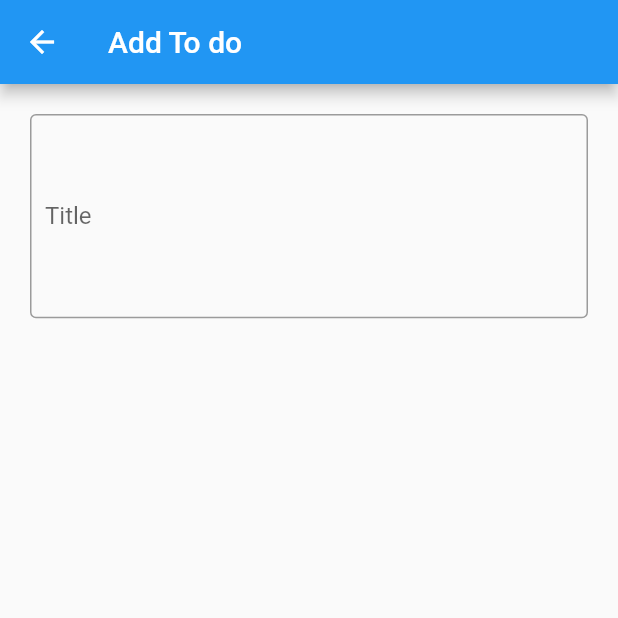
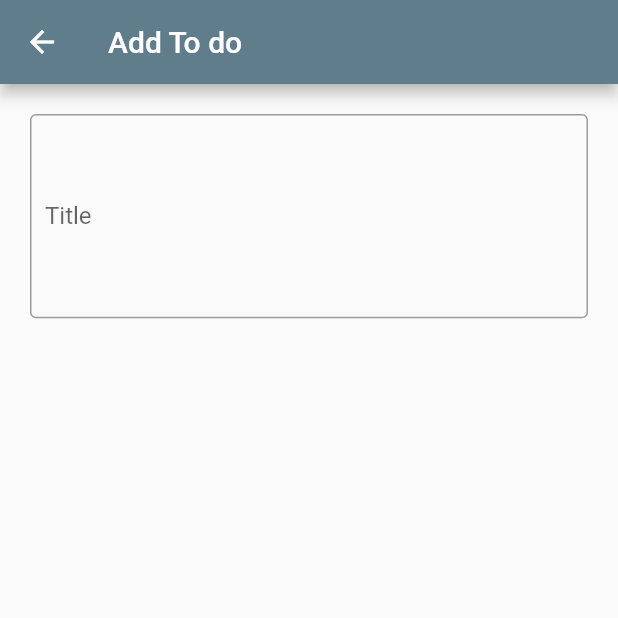
Before and after one commit to MarkRywell/semi_finals, a Flutter app: the screen it shows after launch, after a tap on the "add task" icon, on a phone screen of 412 x 824 dp, the top half of it. Run offline on Flutter 3.47's test engine with Material 2 defaults, Android fonts, the phone set to English and light mode, and no system bars; network calls fail.

Commit message:
Updated UI

```diff
--- a/lib/main.dart
+++ b/lib/main.dart
@@ -3,8 +3,11 @@ import 'package:semi_finals/views/home_page.dart';
 
 void main() {
   runApp(
-      const MaterialApp(
+      MaterialApp(
         debugShowCheckedModeBanner: false,
-        home: HomePage()
+        theme: ThemeData(
+            primarySwatch: Colors.blueGrey
+        ),
+        home: const HomePage(),
       ));
 }
```
Also changed, not shown: lib/models/todo.dart (+0 -8 lines).
